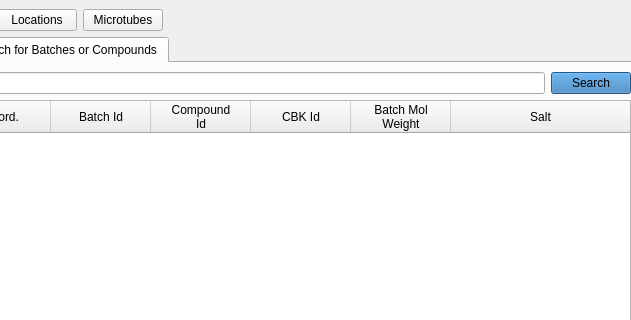
Above: frontend/assets/searchwindow.ui from dahlbma/cello before the change; both pictures show x 270 to 901 and y 0 to 320 of the 1257 by 810 pixel window. Below: the same form after it.
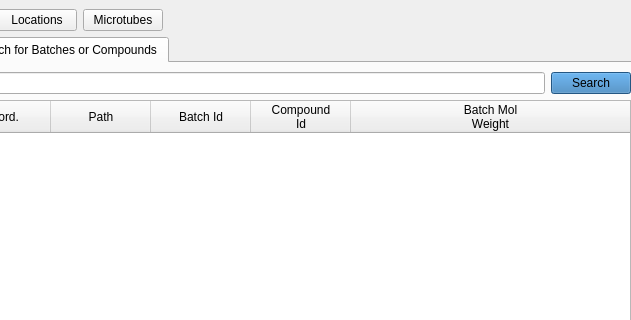
That is the form after the change. The open tabs and pages were chosen to show the change.

Commit message: better moldisplaying

Diff of the .ui file:
```diff
--- a/frontend/assets/searchwindow.ui
+++ b/frontend/assets/searchwindow.ui
@@ -762,6 +762,11 @@
               <string>Coord.</string>
              </property>
             </column>
+            <column>
+             <property name="text">
+              <string>Path</string>
+             </property>
+            </column>
             <column>
              <property name="text">
               <string>Batch Id</string>
@@ -773,22 +778,12 @@
 Id</string>
              </property>
             </column>
-            <column>
-             <property name="text">
-              <string>CBK Id</string>
-             </property>
-            </column>
             <column>
              <property name="text">
               <string>Batch Mol 
 Weight</string>
              </property>
             </column>
-            <column>
-             <property name="text">
-              <string>Salt</string>
-             </property>
-            </column>
            </widget>
           </item>
          </layout>
```
Left out of the diff: 2 changed lines with no effect on the pictures. The commit also changes 2 other files.
